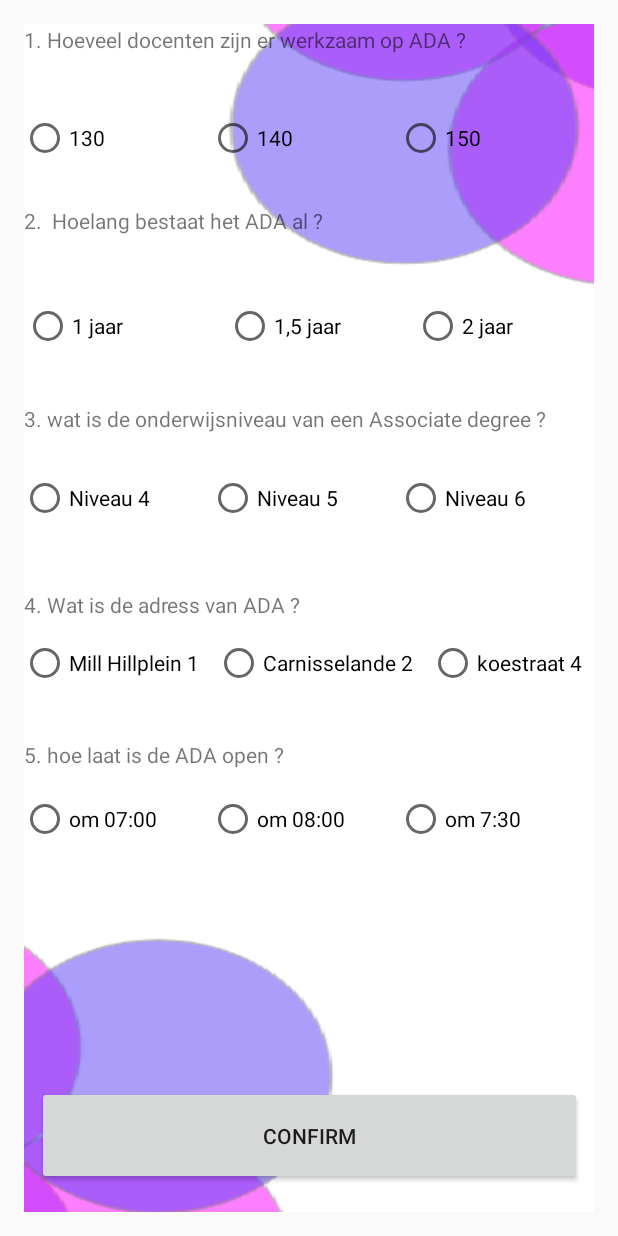
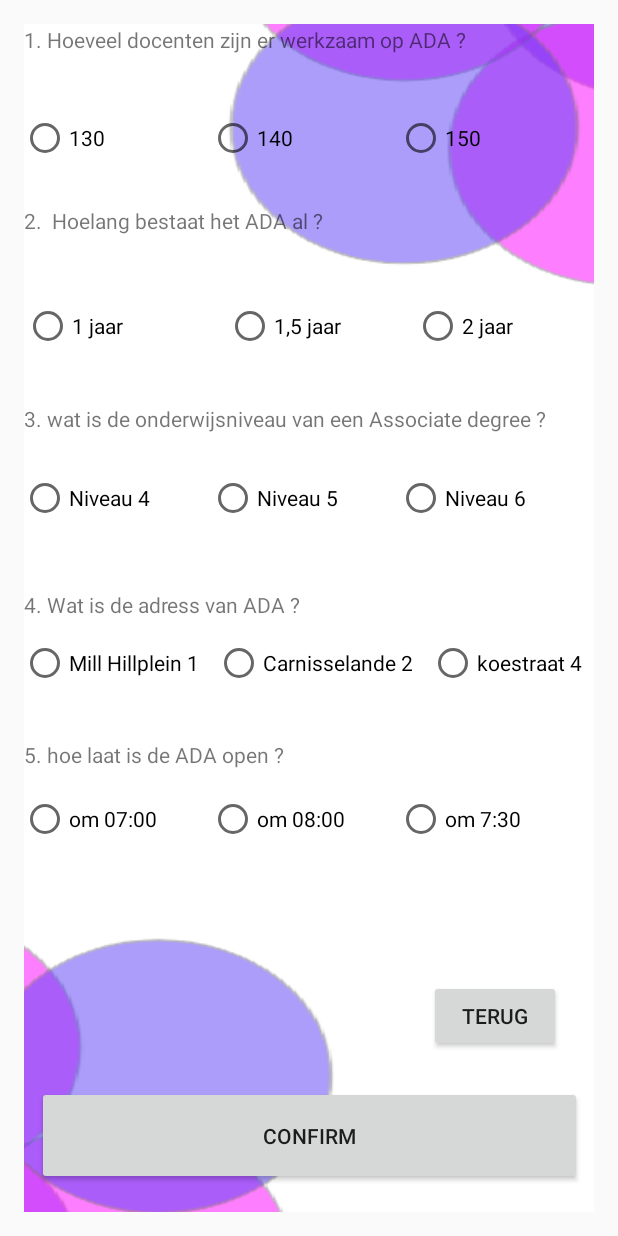
Before and after one commit to usersomeoneR/BP3, an Android app: the QuizActivity screen opened directly, with no data from a screen before it, on a phone screen of 412 x 824 dp. Run offline under Robolectric (Android 15) with nearby library versions, the phone set to English and light mode, and no system bars; our stand-ins replace Volley.

Commit message:
6-4-2020

```diff
--- a/app/src/main/java/com/example/bp3/QuizActivity.java
+++ b/app/src/main/java/com/example/bp3/QuizActivity.java
@@ -2,6 +2,7 @@
 
 
 import android.app.Activity;
+import android.content.Intent;
 import android.nfc.Tag;
 import android.os.Bundle;
 import android.util.Log;
@@ -35,6 +36,13 @@
         super.onCreate(savedInstanceState);
         setContentView(R.layout.activity_quiz);
 
+        Button buttomterug = findViewById(R.id.terugBT);
+        buttomterug.setOnClickListener(new View.OnClickListener() {
+            @Override
+            public void onClick(View v) {
+                startQuiz();
+            }
+        });
         addListenerOnButton();
     }
 
@@ -116,6 +124,12 @@
 
         }
 
+    private void startQuiz() {
+        Intent intent = new Intent(QuizActivity.this, MainActivity.class);
+        startActivity(intent);
+
+    }
+
     @Override
     public void onErrorResponse(VolleyError error) {
 
--- a/app/src/main/res/layout/activity_quiz.xml
+++ b/app/src/main/res/layout/activity_quiz.xml
@@ -248,5 +248,17 @@
             android:text="om 7:30" />
     </RadioGroup>
 
+    <Button
+        android:id="@+id/terugBT"
+        android:layout_width="wrap_content"
+        android:layout_height="wrap_content"
+        android:text="terug"
+        app:layout_constraintBottom_toBottomOf="parent"
+        app:layout_constraintEnd_toEndOf="parent"
+        app:layout_constraintHorizontal_bias="0.925"
+        app:layout_constraintStart_toStartOf="parent"
+        app:layout_constraintTop_toTopOf="parent"
+        app:layout_constraintVertical_bias="0.857" />
+
 
 </androidx.constraintlayout.widget.ConstraintLayout>
```
Also changed, not shown: app/src/main/res/layout/textview.xml (+0 -13 lines).
